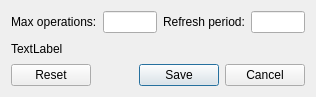
First picture: the form in qt/synchro_simple/synchro_simple/options.ui, repository hlaporthein/sandbox, before the edit.
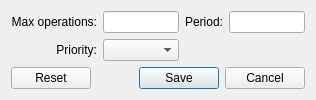
Second picture: the form after the edit. Icons and pictures are not drawn.

```diff
--- a/qt/synchro_simple/synchro_simple/options.ui
+++ b/qt/synchro_simple/synchro_simple/options.ui
@@ -34,7 +34,10 @@
        <item row="0" column="2">
         <widget class="QLabel" name="label_2">
          <property name="text">
-          <string>Refresh period:</string>
+          <string>Period:</string>
+         </property>
+         <property name="alignment">
+          <set>Qt::AlignRight|Qt::AlignTrailing|Qt::AlignVCenter</set>
          </property>
         </widget>
        </item>
@@ -43,6 +46,9 @@
          <property name="text">
           <string>Max operations:</string>
          </property>
+         <property name="alignment">
+          <set>Qt::AlignRight|Qt::AlignTrailing|Qt::AlignVCenter</set>
+         </property>
         </widget>
        </item>
        <item row="0" column="1">
@@ -54,10 +60,16 @@
        <item row="1" column="0">
         <widget class="QLabel" name="label_3">
          <property name="text">
-          <string>TextLabel</string>
+          <string>Priority:</string>
+         </property>
+         <property name="alignment">
+          <set>Qt::AlignRight|Qt::AlignTrailing|Qt::AlignVCenter</set>
          </property>
         </widget>
        </item>
+       <item row="1" column="1">
+        <widget class="QComboBox" name="priorityComboBox"/>
+       </item>
       </layout>
      </item>
      <item>
```
